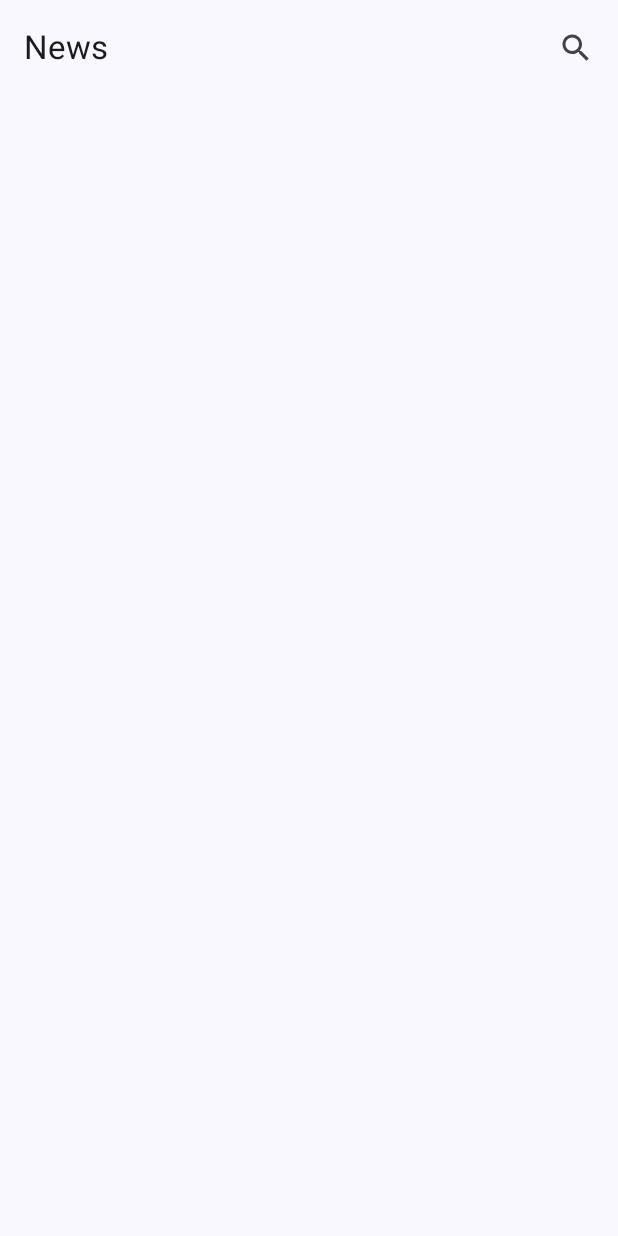
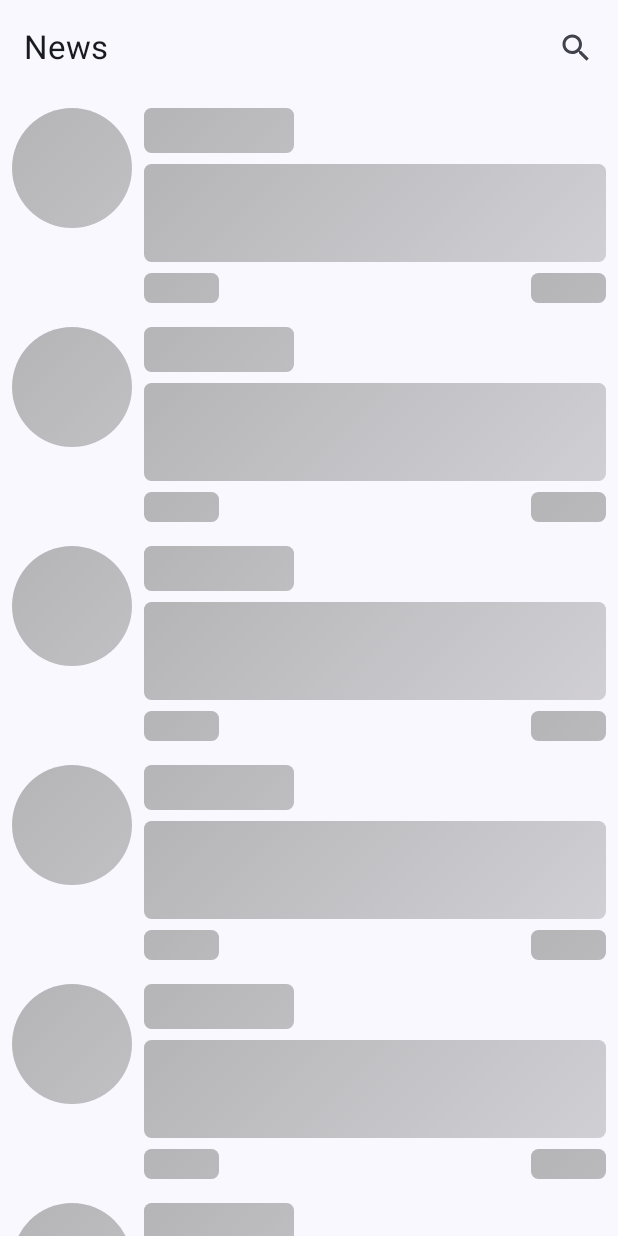
Before and after one commit to sherifsharweed/NewsRepository, an Android app built with Jetpack Compose: the screen it shows after launch (MainActivity), on a phone screen of 412 x 824 dp. Before the commit the screen is almost empty. Run offline under Robolectric (Android 15) with nearby library versions, the phone set to English and light mode, and no system bars; our stand-ins replace Dagger/Hilt's generated code.

Commit message:
Create loading view animation

```diff
--- a/app/src/main/java/com/example/news/ui/screens/detailScreen/DetailsActivity.kt
+++ b/app/src/main/java/com/example/news/ui/screens/detailScreen/DetailsActivity.kt
@@ -14,12 +14,13 @@ import androidx.compose.ui.Modifier
 import com.example.news.data.remote.models.Articles
 import com.example.news.ui.screens.detailScreen.component.DetailContent
 import com.example.news.ui.theme.NewsTheme
+import com.example.news.ui.utils.ARTICLE
 
 class DetailsActivity : ComponentActivity() {
     @RequiresApi(Build.VERSION_CODES.TIRAMISU)
     override fun onCreate(savedInstanceState: Bundle?) {
         super.onCreate(savedInstanceState)
-        val article = intent.getSerializableExtra("article", Articles::class.java)
+        val article = intent.getSerializableExtra(ARTICLE, Articles::class.java)
         setContent {
             NewsTheme {
                 Surface(
--- a/app/src/main/java/com/example/news/ui/screens/detailScreen/component/DetailContent.kt
+++ b/app/src/main/java/com/example/news/ui/screens/detailScreen/component/DetailContent.kt
@@ -37,6 +37,7 @@ import com.example.news.ui.theme.buttonTitle
 import com.example.news.ui.theme.date
 import com.example.news.ui.theme.description
 import com.example.news.ui.theme.mainTitle
+import com.example.news.ui.utils.BACK_ICON
 import com.example.news.ui.utils.formatDate
 
 
@@ -50,7 +51,7 @@ fun DetailContent(article: Articles?, onBackButton: () -> Unit, onWebsiteClick:
                 IconButton(onClick = onBackButton) {
                     Icon(
                         imageVector = Icons.Filled.ArrowBack,
-                        contentDescription = "Back",
+                        contentDescription = BACK_ICON,
                         tint = Color.Black
                     )
                 }
--- a/app/src/main/java/com/example/news/ui/screens/newsScreen/MainActivity.kt
+++ b/app/src/main/java/com/example/news/ui/screens/newsScreen/MainActivity.kt
@@ -12,6 +12,7 @@ import androidx.compose.ui.Modifier
 import com.example.news.ui.screens.detailScreen.DetailsActivity
 import com.example.news.ui.screens.newsScreen.component.NewsScreen
 import com.example.news.ui.theme.NewsTheme
+import com.example.news.ui.utils.ARTICLE
 import dagger.hilt.android.AndroidEntryPoint
 
 @AndroidEntryPoint
@@ -32,7 +33,7 @@ class MainActivity : ComponentActivity() {
                         event = viewModel::reducer
                     ) {
                         val intent = Intent(baseContext, DetailsActivity::class.java)
-                        intent.putExtra("article", it)
+                        intent.putExtra(ARTICLE, it)
                         startActivity(intent)
                     }
                 }
--- /dev/null
+++ b/app/src/main/java/com/example/news/ui/screens/newsScreen/component/ShimmerLoading.kt
@@ -0,0 +1,109 @@
+package com.example.news.ui.screens.newsScreen.component
+
+import androidx.compose.animation.core.FastOutSlowInEasing
+import androidx.compose.animation.core.RepeatMode
+import androidx.compose.animation.core.animateFloat
+import androidx.compose.animation.core.infiniteRepeatable
+import androidx.compose.animation.core.rememberInfiniteTransition
+import androidx.compose.animation.core.tween
+import androidx.compose.foundation.background
+import androidx.compose.foundation.layout.Arrangement
+import androidx.compose.foundation.layout.Column
+import androidx.compose.foundation.layout.Row
+import androidx.compose.foundation.layout.Spacer
+import androidx.compose.foundation.layout.fillMaxWidth
+import androidx.compose.foundation.layout.height
+import androidx.compose.foundation.layout.padding
+import androidx.compose.foundation.layout.size
+import androidx.compose.foundation.layout.width
+import androidx.compose.foundation.lazy.LazyColumn
+import androidx.compose.foundation.shape.RoundedCornerShape
+import androidx.compose.runtime.Composable
+import androidx.compose.runtime.getValue
+import androidx.compose.ui.Modifier
+import androidx.compose.ui.geometry.Offset
+import androidx.compose.ui.graphics.Brush
+import androidx.compose.ui.graphics.Color.Companion.Gray
+import androidx.compose.ui.unit.dp
+
+@Composable
+fun ShimmerList() {
+    ShimmerAnimation { brush ->
+        LazyColumn {
+            repeat(10) {
+                item {
+                    Row(
+                        Modifier
+                            .fillMaxWidth()
+                            .padding(all = 8.dp),
+                    ) {
+                        Spacer(
+                            modifier = Modifier
+                                .size(80.dp)
+                                .background(brush = brush, RoundedCornerShape(50.dp))
+                        )
+                        Column(
+                            Modifier.padding(start = 8.dp),
+                            verticalArrangement = Arrangement.spacedBy(7.dp)
+                        ) {
+                            Spacer(
+                                modifier = Modifier
+                                    .width(100.dp)
+                                    .height(30.dp)
+                                    .background(brush = brush, RoundedCornerShape(5.dp))
+                            )
+                            Spacer(
+                                modifier = Modifier
+                                    .fillMaxWidth()
+                                    .height(65.dp)
+                                    .background(brush = brush, RoundedCornerShape(5.dp))
+                            )
+                            Row {
+                                Spacer(
+                                    modifier = Modifier
+                                        .width(50.dp)
+                                        .height(20.dp)
+                                        .background(brush = brush, RoundedCornerShape(5.dp))
+                                )
+                                Spacer(modifier = Modifier.weight(1f))
+                                Spacer(
+                                    modifier = Modifier
+                                        .width(50.dp)
+                                        .height(20.dp)
+                                        .background(brush = brush, RoundedCornerShape(5.dp))
+                                )
+                                Spacer(modifier = Modifier.height(5.dp))
+                            }
+                        }
+                    }
+                }
+            }
+        }
+    }
+}
+
+@Composable
+fun ShimmerAnimation(
+    ShimmerItem: @Composable (Brush) -> Unit
+) {
+    val shimmerColorShades = listOf(
+        Gray.copy(0.6f),
+        Gray.copy(0.2f),
+        Gray.copy(0.6f)
+    )
+    val transition = rememberInfiniteTransition()
+    val translateAnim by transition.animateFloat(
+        initialValue = 0f,
+        targetValue = 1000f,
+        animationSpec = infiniteRepeatable(
+            tween(durationMillis = 1200, easing = FastOutSlowInEasing),
+            RepeatMode.Restart
+        )
+    )
+    val brush = Brush.linearGradient(
+        colors = shimmerColorShades,
+        start = Offset(10f, 10f),
+        end = Offset(translateAnim, translateAnim)
+    )
+    ShimmerItem(brush)
+}
--- a/app/src/main/java/com/example/news/ui/utils/Utils.kt
+++ b/app/src/main/java/com/example/news/ui/utils/Utils.kt
@@ -11,3 +11,8 @@ fun formatDate(articleDate: String?): String? {
     val formatter = SimpleDateFormat("dd-MM-yyyy HH:mm")
     return formatter.format(date)
 }
+
+const val ARTICLE = "article"
+const val BACK_ICON = "back"
+const val SEARCH_ICON ="search"
+const val CLOSE_ICON ="close"
--- a/app/src/main/res/values/strings.xml
+++ b/app/src/main/res/values/strings.xml
@@ -4,4 +4,6 @@
     <string name="new_image">NewImage</string>
     <string name="title_activity_details_activity">DetailsActivity</string>
     <string name="go_to_website">Go to website</string>
+    <string name="no_data">There is no result\nplease use another word</string>
+    <string name="search_hint">Search here …</string>
 </resources>
```
Also changed, not shown: app/src/main/java/com/example/news/ui/screens/newsScreen/component/NewsScreen.kt (+16 -1 lines), app/src/main/java/com/example/news/ui/screens/newsScreen/component/SearchAppBar.kt (+27 -7 lines).
